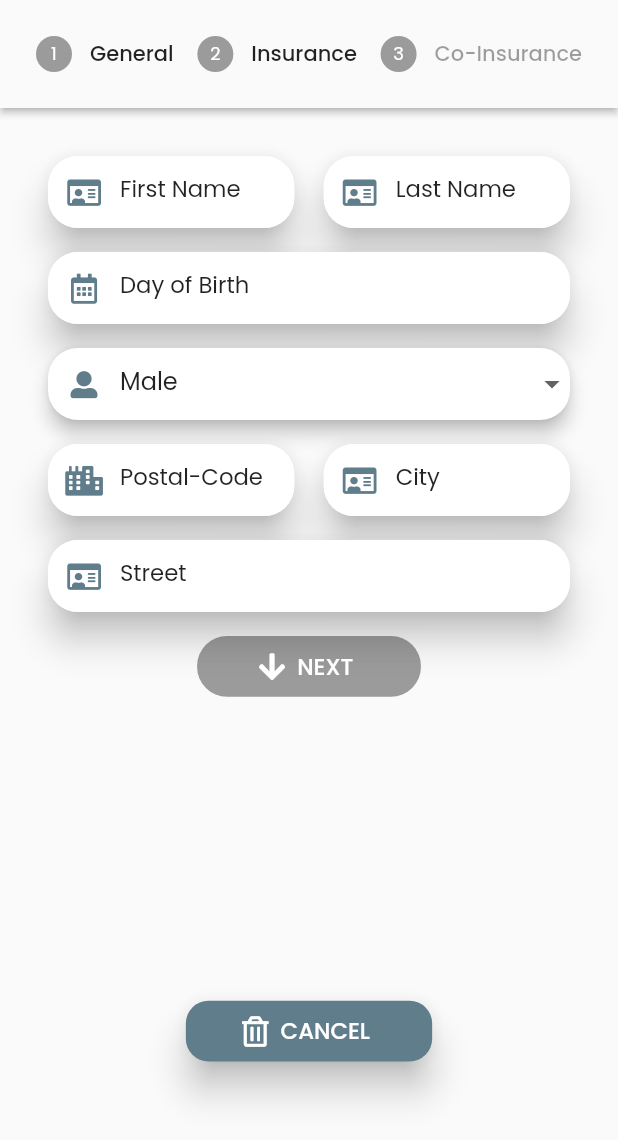
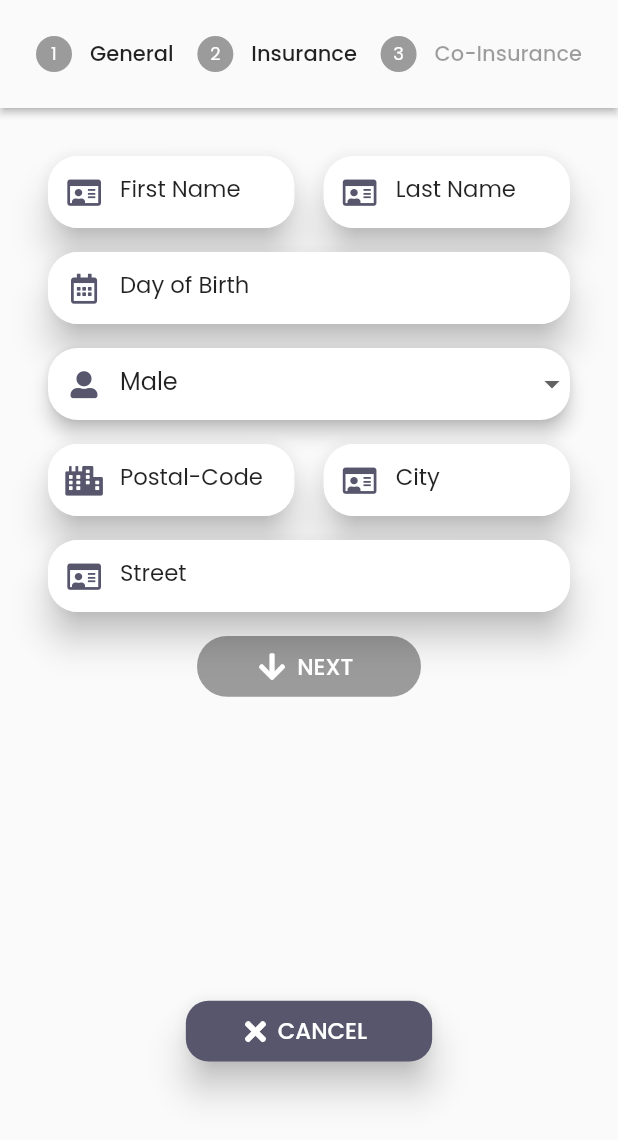
Before and after one commit to volalm15/medec, a Flutter app: the AddPatient screen opened directly, on a phone screen of 412 x 824 dp. Shown: the top 1140 px of the screen. Run offline on Flutter 3.47's test engine with Material 2 defaults, Android fonts, the phone set to English and light mode, and no system bars; our stand-ins replace firebase_auth, firebase_core, firebase_database, flutter_local_notifications, flutter_svg, font_awesome_flutter and 2 more; missing offline and left inert: android_intent; accounts and stored records are empty; generated files the repository leaves out were written again.

Commit message:
Nearly finished app release

```diff
--- a/lib/components/search_field.dart
+++ b/lib/components/search_field.dart
@@ -3,6 +3,9 @@ import 'package:flutter/material.dart';
 import '../size_config.dart';
 
 class SearchField extends StatelessWidget {
+  final Function onChanged;
+
+  const SearchField(this.onChanged);
   @override
   Widget build(BuildContext context) {
     return Material(
@@ -14,7 +17,7 @@ class SearchField extends StatelessWidget {
         width: getProportionateScreenWidth(300),
         height: getProportionateScreenWidth(55),
         child: TextField(
-          onChanged: (value) {},
+          onChanged: onChanged,
           decoration: InputDecoration(
             border: InputBorder.none,
             hintText: "Search for something…",
--- a/lib/constants.dart
+++ b/lib/constants.dart
@@ -23,7 +23,7 @@ const stateWarning = Color(0xFFFFCF5C);
 const stateError = Color(0xFFF75010);
 
 const primaryTextColor = Colors.black87;
-const primaryColor2 = Colors.blueGrey;
-const primaryColor = Colors.blueGrey;
+const primaryColor2 = Color(0xFF282338);
+const primaryColor = Color(0xFF57566D);
 const primaryColorDark = Colors.black87;
 const defaultPadding = 8.0;
--- a/lib/pages/dashboard/components/add_patient.dart
+++ b/lib/pages/dashboard/components/add_patient.dart
@@ -14,8 +14,11 @@ import 'package:medec/pages/dashboard/models/patient_model.dart';
 import 'package:medec/size_config.dart';
 
 class AddPatient extends StatefulWidget {
+  Patient editablePatient;
+  AddPatient({this.editablePatient});
+
   @override
-  _AddPatientState createState() => _AddPatientState();
+  _AddPatientState createState() => _AddPatientState(editablePatient);
 }
 
 List<GlobalKey<FormState>> _formKeys = [
@@ -25,6 +28,35 @@ List<GlobalKey<FormState>> _formKeys = [
 ];
 
 class _AddPatientState extends State<AddPatient> {
+  Insurance _insuranceValue = Insurance.GKK;
+  Insurance _coInsuranceValue = Insurance.GKK;
+
+  Patient editablePatient;
+  _AddPatientState(this.editablePatient) {
+    if (editablePatient != null) {
+      firstNameController.text = editablePatient.firstName;
+      lastNameController.text = editablePatient.lastName;
+      dayOfBirthController.text =
+          DateFormat.yMd().format(editablePatient.dayOfBirth);
+      postalCodeController.text = editablePatient.postalCode.toString();
+      cityController.text = editablePatient.city;
+      _genderValue = editablePatient.gender;
+      streetController.text = editablePatient.street;
+      svNumberController.text = editablePatient.svNumber.toString();
+      insuranceController.text = insuranceToString(editablePatient.insurance);
+      doctorController.text = editablePatient.doctor;
+      _coInsurance = editablePatient.hasCoInsurance;
+      coFirstNameController.text = editablePatient.coFirstName;
+      coLastNameController.text = editablePatient.coLastName;
+      coDayOfBirthController.text =
+          DateFormat.yMd().format(editablePatient.coDayOfBirth);
+      coSvNumberController.text = editablePatient.coSvNumber.toString();
+      coInsuranceController.text =
+          insuranceToString(editablePatient.coInsurance);
+      _coInsuranceValue = editablePatient.coInsurance;
+    }
+  }
+
   TextEditingController firstNameController = new TextEditingController();
   TextEditingController lastNameController = new TextEditingController();
   TextEditingController dayOfBirthController = new TextEditingController();
@@ -45,12 +77,9 @@ class _AddPatientState extends State<AddPatient> {
 
   Gender _genderValue = Gender.MALE;
 
-  Insurance _insuranceValue = Insurance.GKK;
-
   bool _coInsurance = false;
   bool _complete = false;
 
-  Insurance _coInsuranceValue = Insurance.GKK;
   @override
   Widget build(BuildContext context) {
     Size size = MediaQuery.of(context).size;
@@ -257,9 +286,12 @@ class _AddPatientState extends State<AddPatient> {
           content: Form(
             child: Column(
               children: [
+                Row(
+                  children: [
                     PlantyTextFormField(
-                  width: size.width / 2,
+                      width: getProportionateScreenWidth(165),
                       hintText: "First Name",
+                      controller: coFirstNameController,
                       prefixIcon: FontAwesomeIcons.idCard,
                       height: getProportionateScreenHeight(10),
                       validator: (String value) {
@@ -271,6 +303,8 @@ class _AddPatientState extends State<AddPatient> {
                     ),
                     PlantyTextFormField(
                       hintText: "Last Name",
+                      controller: coLastNameController,
+                      width: getProportionateScreenWidth(165),
                       prefixIcon: FontAwesomeIcons.idCard,
                       height: getProportionateScreenHeight(10),
                       validator: (String value) {
@@ -280,8 +314,10 @@ class _AddPatientState extends State<AddPatient> {
                         return null;
                       },
                     ),
+                  ],
+                ),
                 PlantyTextFormField(
-                  controller: dayOfBirthController,
+                  controller: coDayOfBirthController,
                   hintText: "Day of Birth",
                   prefixIcon: FontAwesomeIcons.calendarAlt,
                   height: getProportionateScreenHeight(10),
@@ -295,7 +331,7 @@ class _AddPatientState extends State<AddPatient> {
                   onTap: () {
                     setState(() {
                       buildMaterialDatePicker(context).then((value) =>
-                          dayOfBirthController.text =
+                          coDayOfBirthController.text =
                               DateFormat.yMd().format(value));
                     });
                   },
@@ -303,6 +339,7 @@ class _AddPatientState extends State<AddPatient> {
                 PlantyTextFormField(
                   height: getProportionateScreenHeight(10),
                   isNumber: true,
+                  controller: coSvNumberController,
                   inputFormatter: [
                     LengthLimitingTextInputFormatter(4),
                     FilteringTextInputFormatter.allow(RegExp(r'[0-9]')),
@@ -454,7 +491,7 @@ class _AddPatientState extends State<AddPatient> {
                       shape: RoundedRectangleBorder(
                         borderRadius: BorderRadius.circular(15),
                       ),
-                      icon: FaIcon(FontAwesomeIcons.trashAlt,
+                      icon: FaIcon(FontAwesomeIcons.times,
                           color: Colors.white,
                           size: getProportionateScreenHeight(20)),
                       label: Text(
@@ -488,11 +525,20 @@ class _AddPatientState extends State<AddPatient> {
                           icon: FaIcon(FontAwesomeIcons.plus,
                               color: Colors.white,
                               size: getProportionateScreenHeight(20)),
-                          label: Text(
+                          label: widget.editablePatient == null
+                              ? Text(
                                   'ADD PATIENT',
                                   style: TextStyle(
                                       color: Colors.white,
-                                fontSize: getProportionateScreenHeight(15)),
+                                      fontSize:
+                                          getProportionateScreenHeight(15)),
+                                )
+                              : Text(
+                                  'SAVE PATIENT',
+                                  style: TextStyle(
+                                      color: Colors.white,
+                                      fontSize:
+                                          getProportionateScreenHeight(15)),
                                 ),
                           onPressed: () {
                             if (_formKeys[currentStep]
@@ -536,9 +582,10 @@ class _AddPatientState extends State<AddPatient> {
     if (_coInsurance) {
       coFirstName = coFirstNameController.text;
       coLastName = coLastNameController.text;
-      coDayOfBirth = DateTime.parse(coDayOfBirthController.text);
+      final DateTime coDayOfBirth =
+          DateFormat.yMd().parse(coDayOfBirthController.text);
       coSvNumber = int.parse(coSvNumberController.text);
-      coInsurance = insuranceToString(_coInsuranceValue);
+      coInsurance = _coInsuranceValue;
     }
 
     final Patient patient = new Patient(
@@ -559,7 +606,11 @@ class _AddPatientState extends State<AddPatient> {
         coSvNumber,
         coInsurance);
 
+    if (editablePatient == null) {
       patient.id = savePatient(FirebaseAuth.instance.currentUser, patient);
+    } else {
+      updatePatient(patient, editablePatient.id);
+    }
   }
 }
 
@@ -569,7 +620,7 @@ Future<DateTime> buildMaterialDatePicker(BuildContext context) async {
     context: context,
     initialDate: initialDate,
     firstDate: DateTime(1900),
-    lastDate: DateTime(2021),
+    lastDate: DateTime(2022),
     builder: (context, child) {
       return Theme(
         data: ThemeData.dark(),
--- a/lib/pages/dashboard/components/patients.dart
+++ b/lib/pages/dashboard/components/patients.dart
@@ -31,12 +31,16 @@ class Patients with ChangeNotifier {
 
   List<Patient> setPatient(Patient patient, int i) {
     patients[i] = patient;
+    notifyListeners();
     return patients;
   }
 
   Patient get(int i) {
     Patient patient = patients.elementAt(i);
-    notifyListeners();
     return patient;
   }
+
+  int length() {
+    return patients.length;
+  }
 }
--- a/lib/pages/dashboard/models/gender.dart
+++ b/lib/pages/dashboard/models/gender.dart
@@ -1,6 +1,7 @@
 enum Gender {
   MALE,
   FEMALE,
+  NONE,
 }
 
 genderToString(Gender gender) {
@@ -9,6 +10,8 @@ genderToString(Gender gender) {
       return "Male";
     case Gender.FEMALE:
       return "Female";
+    case Gender.NONE:
+      return "None";
     default:
       return "Should not see me :)";
   }
--- a/lib/pages/dashboard/models/insurance.dart
+++ b/lib/pages/dashboard/models/insurance.dart
@@ -2,7 +2,7 @@ enum Insurance {
   GKK,
   BVAEB,
   BVAOEB,
-  SVSLW,
+  SVS,
 }
 insuranceToString(Insurance insurace) {
   switch (insurace) {
@@ -12,8 +12,8 @@ insuranceToString(Insurance insurace) {
       return "BVA-EB";
     case Insurance.BVAOEB:
       return "BVA-OEB";
-    case Insurance.SVSLW:
-      return "SVS-LW";
+    case Insurance.SVS:
+      return "SVS";
     default:
       return "Should not see me :)";
   }
```
Also changed, not shown: lib/home/home.dart (+8 -2 lines), lib/login/util/login_util.dart (+6 -5 lines), lib/main.dart (+8 -5 lines), lib/pages/dashboard/components/home_body.dart (+51 -24 lines), lib/pages/dashboard/components/home_header.dart (+13 -2 lines), lib/pages/dashboard/dashboard.dart (+24 -16 lines), lib/pages/dashboard/models/patient_model.g.dart, 7 other files. Lines whose indentation alone changed are shown as unchanged.
